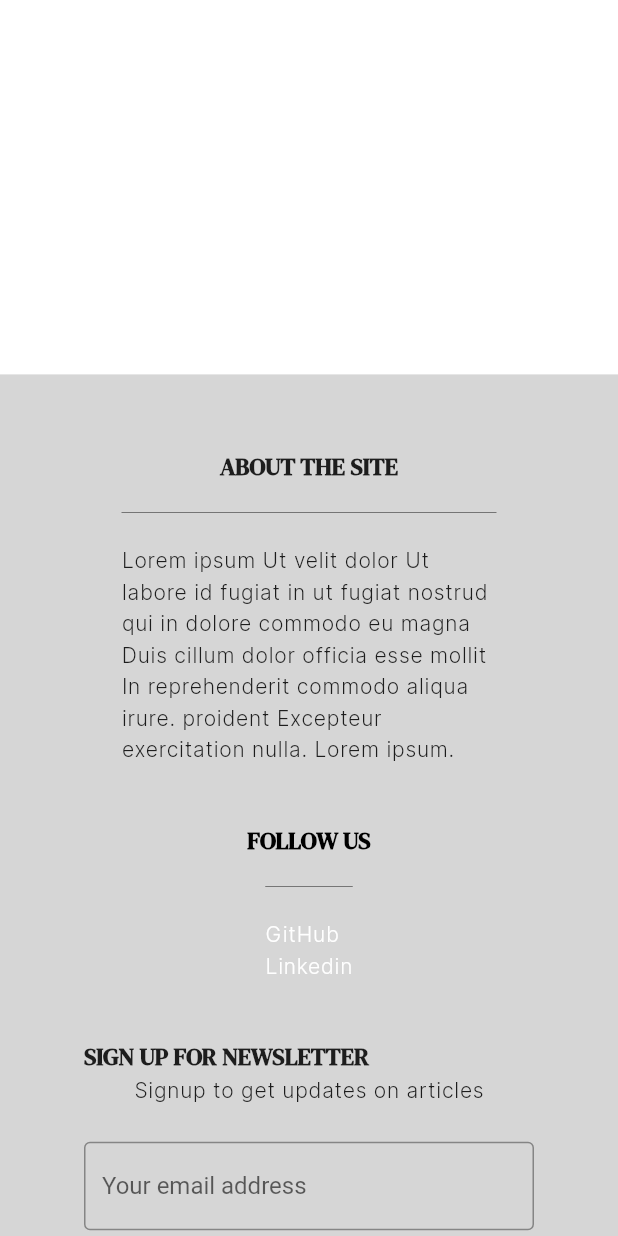
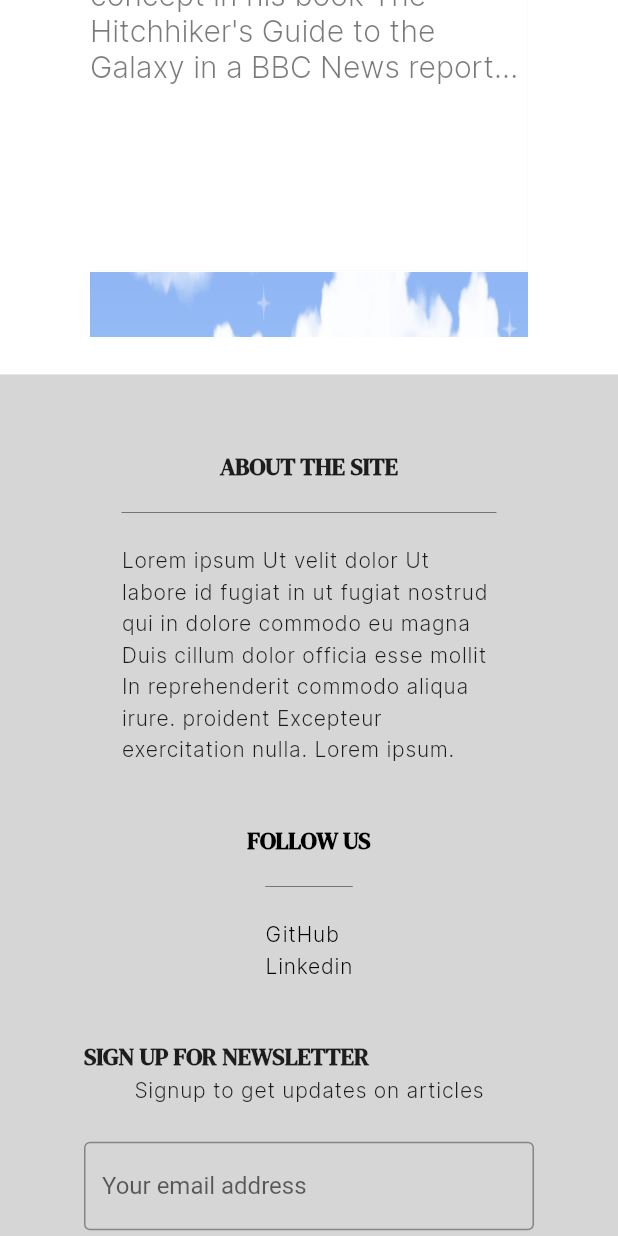
Before and after one commit to pnzrkmpfwgn/my-blog, a Flutter app: the screen it shows after launch, scrolled down 1728 dp, on a phone screen of 412 x 824 dp. Run offline on Flutter 3.47's test engine with Material 2 defaults, Android fonts, the phone set to English and light mode, and no system bars; our stand-ins replace carousel_slider, flutter_spinkit; missing offline and left inert: footer; project files that could hold a hidden picture were left out.

```diff
--- a/lib/Pages/Home.dart
+++ b/lib/Pages/Home.dart
@@ -103,7 +103,7 @@ class _HomeState extends State<Home> with TickerProviderStateMixin {
                       children:<Widget> [
                         Flexible(child: screenWidth > 768 ? Navigation() : mobileView(),flex: 1,fit:FlexFit.tight,),
                         Flexible(child: screenWidth > 1440 ? Carousel() : mobileCarousel(),flex: screenWidth >= 1440 ? 7 :5,fit:FlexFit.tight),
-                        Flexible(child:FadeTransition(opacity: _animationController, child: Container(margin:EdgeInsets.only(top:150,right: 100,left:100,bottom:50),child:GridText(),),),flex:screenWidth >=1440  ? 12 : screenWidth < 1025 ? 6 : 23 ),
+                        Flexible(child:FadeTransition(opacity: _animationController, child: Container(margin:EdgeInsets.only(top:screenWidth < 426 ? 75 : 150,right:screenWidth < 426 ? 50 : 100,left: screenWidth < 426 ? 50 : 100,bottom: screenWidth < 426 ? 25 : 50),child:GridText(),),),flex:screenWidth >=1440  ? 12 : screenWidth < 1025 ?  6 : 23 ),
                         Flexible(child: FooterDesktop(),flex:screenWidth < 321 ? 5 : screenWidth < 769 ? 4 : 2)
                       ],
                     ),
--- a/lib/posts/Post1.dart
+++ b/lib/posts/Post1.dart
@@ -88,7 +88,7 @@ class _MobileViewPost1State extends State<MobileViewPost1> with TickerProviderSt
                         Flexible(child:Container(
                           margin: EdgeInsets.only(top:50),
 
-                          child: Image.asset("assets/5.jpg"),),),
+                          child: Image.asset("assets/6.jpg"),),),
                         Column(
                           children: [
                             Column(
@@ -101,7 +101,7 @@ class _MobileViewPost1State extends State<MobileViewPost1> with TickerProviderSt
                                   children: [
                                     Container(
                                       margin: EdgeInsets.only(top: 50),
-                                      child: Text("42",style: TextStyle(
+                                      child: Text("The Number 42",style: TextStyle(
                                           fontFamily: "DMSerifText",
                                           fontWeight: FontWeight.bold,
                                           fontSize: screenWidth < 769 ? 25 :45
@@ -150,7 +150,7 @@ class _MobileViewPost1State extends State<MobileViewPost1> with TickerProviderSt
                                            child:
                                            RichText(text: TextSpan(
                                                text: "Posted By\n",
-                                               style: TextStyle(fontWeight: FontWeight.bold,fontSize: 15),
+                                               style: TextStyle(fontWeight: FontWeight.bold,fontSize: 15,color:Colors.black),
                                                children: [
                                                  TextSpan(text:"Ayberk",style: TextStyle(fontWeight: FontWeight.normal))
                                                ]
@@ -170,8 +170,9 @@ class _MobileViewPost1State extends State<MobileViewPost1> with TickerProviderSt
                                      height: 200,
                                      child: Column(
                                        children: [
-                                         TextButton(onPressed: (){}, child: Text("Next",style: TextStyle(fontWeight: FontWeight.bold,color:Colors.black,fontSize: 20),)),
-                                         TextButton(onPressed: (){}, child: Text("Previous",style: TextStyle(fontWeight: FontWeight.bold,color:Colors.black,fontSize: 20),)),
+                                         TextButton(onPressed: (){}, child: Text("<Next",style: TextStyle(fontWeight: FontWeight.bold,color:Colors.black,fontSize: 20),)),
+                                         Text("---",style: TextStyle(fontWeight: FontWeight.bold,color:Colors.black,fontSize: 20),),
+                                         TextButton(onPressed: (){}, child: Text("Previous>",style: TextStyle(fontWeight: FontWeight.bold,color:Colors.black,fontSize: 20),)),
                                        ],
                                      ),
                                    ),
@@ -306,7 +307,7 @@ class _Post1State extends State<Post1> with TickerProviderStateMixin {
                     children:<Widget> [
                       Flexible(child:Container( height:200,child: Navigation(),),flex: screenWidth < 769 ?2 :1,),
                       Flexible(child:Container(
-                        child: Image.asset("assets/5.jpg",width: screenWidth < 769 ? 500 : 1000,),),),
+                        child: Image.asset("assets/6.jpg",width: screenWidth < 769 ? 500 : 1000,),),),
                       Column(
                         children: [
                           Row(
@@ -323,7 +324,7 @@ class _Post1State extends State<Post1> with TickerProviderStateMixin {
                                       child:
                                       RichText(text: TextSpan(
                                         text: "Posted By\n",
-                                        style: TextStyle(fontWeight: FontWeight.bold,fontSize: 15),
+                                        style: TextStyle(fontWeight: FontWeight.bold,fontSize: 15,color:Colors.black),
                                         children: [
                                           TextSpan(text:"Ayberk",style: TextStyle(fontWeight: FontWeight.normal))
                                         ]
@@ -343,7 +344,7 @@ class _Post1State extends State<Post1> with TickerProviderStateMixin {
                                   children: [
                                     Container(
                                       margin: EdgeInsets.only(top: 50),
-                                      child: Text("42",style: TextStyle(
+                                      child: Text("The Number 42",style: TextStyle(
                                           fontFamily: "DMSerifText",
                                           fontWeight: FontWeight.bold,
                                           fontSize: screenWidth < 769 ? 25 :45
--- a/lib/utils/footer.dart
+++ b/lib/utils/footer.dart
@@ -87,7 +87,7 @@ class FooterDesktop extends StatelessWidget {
                                 text:"GitHub",
                                 style:TextStyle(fontFamily: "Inter",
                                     letterSpacing: 0.5,
-                                    height: 1.5),
+                                    height: 1.5,color: Colors.black),
                                 recognizer: TapGestureRecognizer()..onTap = ()async{
                                   final Uri url=Uri.parse('https://github.com/pnzrkmpfwgn');
                                   if(await canLaunchUrl(url)){
--- a/lib/utils/gridtext.dart
+++ b/lib/utils/gridtext.dart
@@ -1,5 +1,4 @@
-import 'dart:ui';
-
+import 'package:flutter/foundation.dart';
 import 'package:flutter/material.dart';
 
 class GridText extends StatelessWidget {
@@ -7,12 +6,33 @@ class GridText extends StatelessWidget {
   final controller = ScrollController();
   final List<dynamic> contents =[
     {
-      "img":"assets/5.jpg",
-      "title":"42",
-      "text":"asdasdasdasd",
+      "img":"assets/6.jpg",
+      "title":"The Number 42",
+      "text":"The ultimate answer, for the ultimate question, 42. Adams Douglas, introduces this concept in his book The Hitchhiker's Guide to the Galaxy in a BBC News report...",
       "by":"Ayberk",
       "route":"post1"
-    }
+    },
+    {
+      "img":"assets/6.jpg",
+      "title":"The Number 42",
+      "text":"The ultimate answer, for the ultimate question, 42. Adams Douglas, introduces this concept in his book The Hitchhiker's Guide to the Galaxy in a BBC News report...",
+      "by":"Ayberk",
+      "route":"post1"
+    },
+    {
+      "img":"assets/6.jpg",
+      "title":"The Number 42",
+      "text":"The ultimate answer, for the ultimate question, 42. Adams Douglas, introduces this concept in his book The Hitchhiker's Guide to the Galaxy in a BBC News report...",
+      "by":"Ayberk",
+      "route":"post1"
+    },
+    {
+      "img":"assets/6.jpg",
+      "title":"The Number 42",
+      "text":"The ultimate answer, for the ultimate question, 42. Adams Douglas, introduces this concept in his book The Hitchhiker's Guide to the Galaxy in a BBC News report...",
+      "by":"Ayberk",
+      "route":"post1"
+    },
   ];
 
   @override
@@ -22,17 +42,18 @@ class GridText extends StatelessWidget {
 
     return Scaffold(
       backgroundColor: Colors.white,
-      body:buildGridView() ,
-      // body: screenWidth > 426 ? buildGridView() : buildMobileGridView(),
+       body: screenWidth > 769 ? buildGridView(context) : buildMobileGridView(context),
     );
   }
 
-  Widget buildGridView() => GridView.builder(
+  Widget buildGridView(BuildContext context) {
+    var screenWidth = MediaQuery.of(context).size.width;
+     return GridView.builder(
         gridDelegate: SliverGridDelegateWithFixedCrossAxisCount(
           crossAxisCount: 4,
-      childAspectRatio: 0.8,
-      mainAxisSpacing: 1,
-      crossAxisSpacing: 1,
+          childAspectRatio:screenWidth < 1025 ? 0.25 : 0.6,
+          mainAxisSpacing: 3,
+          crossAxisSpacing: 3,
         ),
         padding: const EdgeInsets.all(10),
         controller: controller,
@@ -40,32 +61,35 @@ class GridText extends StatelessWidget {
         itemBuilder: (context, index) {
           final item = contents[index];
 
-      return buildNumber(item["img"], item["title"], item["text"], item["by"], item["route"]);
+          return buildNumber(
+              item["img"], item["title"], item["text"], item["by"],
+              item["route"], context);
         });
+  }
 
-  // Widget buildMobileGridView() => GridView.builder(
-  //   gridDelegate: SliverGridDelegateWithFixedCrossAxisCount(
-  //     crossAxisCount: 1,
-  //     childAspectRatio: 0.8,
-  //     mainAxisSpacing: 1,
-  //     crossAxisSpacing: 1,
-  //   ),
-  //   padding: const EdgeInsets.all(10),
-  //   controller: controller,
-  //   itemCount: contents.length,
-  //   itemBuilder: (context, index){
-  //     contents.map((e) {
-  //       try{
-  //         return buildNumber(e.img, e.title, e.text, e.by, e.route);
-  //       }catch(ex){
-  //         print(ex);
-  //       }
-  //     });
-  //   },
-  // );
+  Widget buildMobileGridView(BuildContext context) {
+    var screenWidth = MediaQuery.of(context).size.width;
+   return GridView.builder(
+      gridDelegate: SliverGridDelegateWithFixedCrossAxisCount(
+        crossAxisCount: 1,
+        childAspectRatio: screenWidth < 321 ? 0.1 :0.35,
+        mainAxisSpacing:1,
+        crossAxisSpacing: 1,
+      ),
+      padding: const EdgeInsets.all(10),
+      controller: controller,
+      itemCount: contents.length,
+      itemBuilder: (context, index){
+        final item = contents[index];
 
-  Widget buildNumber(String img,String title,String text,String by,String route) => Container(
+        return buildNumber(item["img"], item["title"], item["text"], item["by"], item["route"],context);
+      },
+    );
+  }
 
+  Widget buildNumber(String img,String title,String text,String by,String route,BuildContext context){
+    var screenWidth = MediaQuery.of(context).size.width;
+    return Container(
       color: Colors.white,
       child: Container(
           decoration: BoxDecoration(
@@ -74,19 +98,46 @@ class GridText extends StatelessWidget {
                 bottom:BorderSide(width: 0.1,color:Colors.black12,) ),
           ),
           child:GridTile(
-          header: Image.asset(img),
               child: Column(
+                // mainAxisAlignment: MainAxisAlignment.start,
+                crossAxisAlignment: screenWidth < 769 ? CrossAxisAlignment.center:CrossAxisAlignment.start,
                 children: [
-                Text(
+                 Center(child: Container(
+                   width:  400,
+                   height:screenWidth < 769 ? 500 :200,
+                   // padding: EdgeInsets.all(10),
+                   decoration: BoxDecoration(
+                       image: DecorationImage(
+                           image: AssetImage(img),
+                           fit:BoxFit.fill
+                       )
+                   ),
+                 ),),
+                  TextButton(onPressed: (){
+                    Navigator.pushReplacementNamed(context, "/" + route.toLowerCase());
+                  }, child: Text(
                     title,
-                  style: TextStyle(fontWeight: FontWeight.bold, fontSize: 48),
+                    style: TextStyle(fontWeight: FontWeight.bold, fontSize:screenWidth < 426 ? 30 : 38,color: Colors.black),
+                  )),
+                  Container(
+                    margin: EdgeInsets.only(top: screenWidth < 321 ? 10 : screenWidth < 426 ? 0 :10,bottom:screenWidth < 321? 10 : screenWidth < 426 ? 0 :10),
+                    child: RichText(text: TextSpan(
+                        text: "Posted By ",
+                        style: TextStyle(fontWeight: FontWeight.bold,color: Colors.black),
+                        children: [
+                          TextSpan(text:by,style: TextStyle(fontWeight: FontWeight.normal))
+                        ]
+                    )),
                   ),
-                Text(text,style: TextStyle(fontFamily: "Inter"),),
-                Text("Posted by" + by)
+                  Container(
+                    width: 300,
+                    child: Text(text,style: TextStyle(fontFamily: "Inter",fontSize: screenWidth < 426 ? 20 : 22),),
+                  ),
                 ],
               )
-
           )
       ),
     );
   }
+
+}
```
Also changed, not shown: assets/6.jpg (added). Lines whose indentation alone changed are shown as unchanged.
